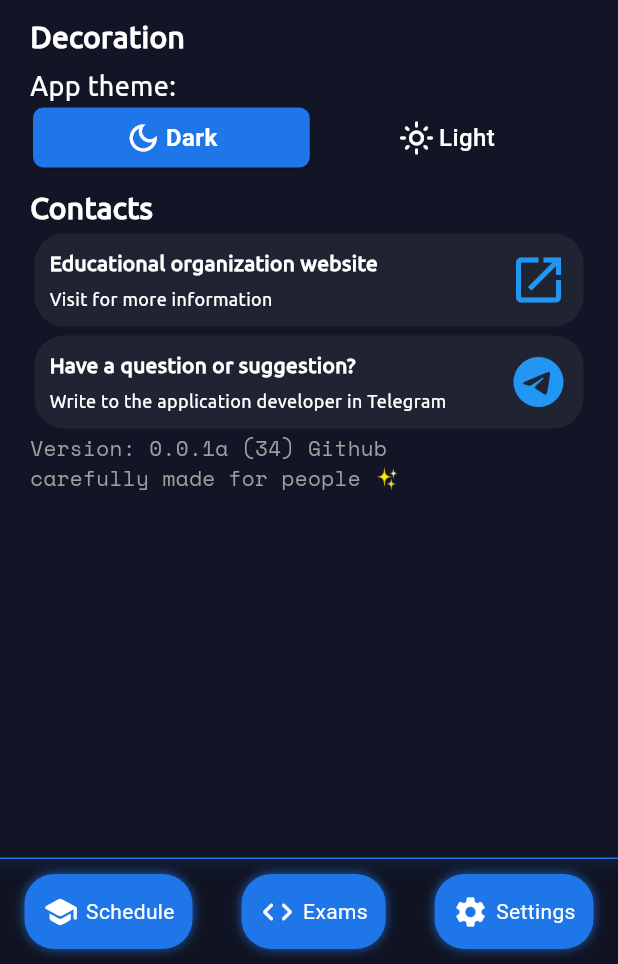
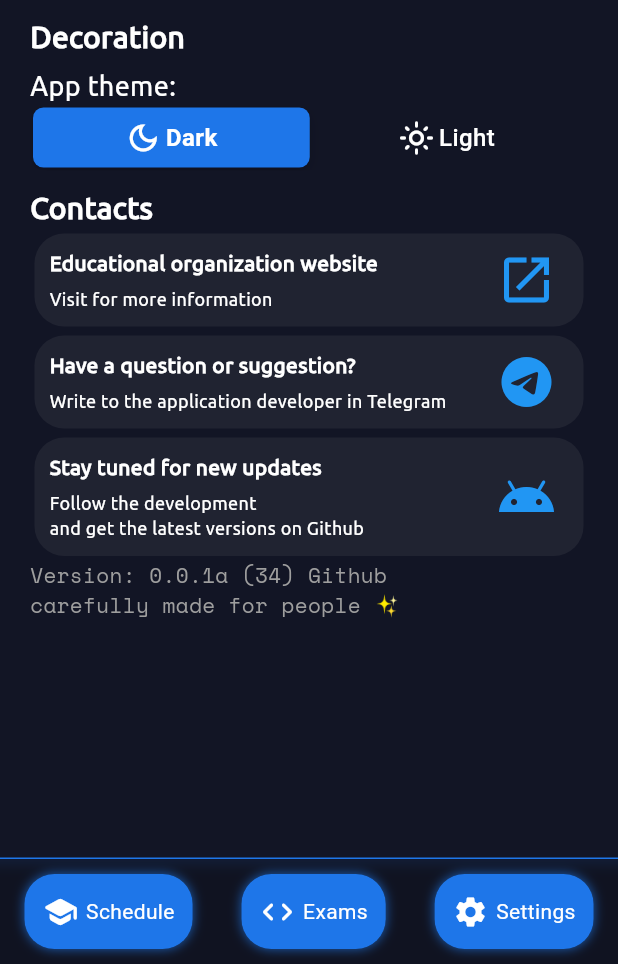
Before and after one commit to mdktdys/Chronos, a Flutter app: the screen it shows after launch, swiped to page 3, on a phone screen of 412 x 824 dp, the part 272-1236 px from its top. Run offline on Flutter 3.47's test engine with Material 3 defaults, Android fonts, the phone set to English and light mode, and no system bars; our stand-ins replace flutter_bloc, get_it, lottie, shared_preferences, supabase_flutter, talker_flutter; accounts and stored records are empty.

Commit message:
safe area fixes

```diff
--- a/Application/Mobile/zameny_flutter/lib/presentation/Screens/exams_screen/exams_screen/exams_screen.dart
+++ b/Application/Mobile/zameny_flutter/lib/presentation/Screens/exams_screen/exams_screen/exams_screen.dart
@@ -12,9 +12,8 @@ class _ExamsScreenState extends State<ExamsScreen> {
   Widget build(BuildContext context) {
     return Scaffold(
       backgroundColor: Theme.of(context).colorScheme.background,
-      body: SafeArea(
-          child: Padding(
-        padding: const EdgeInsets.symmetric(horizontal: 20.0),
+      body: Padding(
+        padding: const EdgeInsets.fromLTRB(20.0,10,20,0),
         child: CustomScrollView(
       slivers: [
         SliverToBoxAdapter(
@@ -96,7 +95,7 @@ class _ExamsScreenState extends State<ExamsScreen> {
         )
       ],
         ),
-      )),
+      ),
     );
   }
 }
--- a/Application/Mobile/zameny_flutter/lib/presentation/Screens/main_screen/main_screen.dart
+++ b/Application/Mobile/zameny_flutter/lib/presentation/Screens/main_screen/main_screen.dart
@@ -34,7 +34,8 @@ class _MainScreenState extends State<MainScreen> {
   Widget build(BuildContext context) {
     return Scaffold(
       backgroundColor: Theme.of(context).colorScheme.background,
-      body: Stack(children: [
+      body: SafeArea(
+        child: Stack(children: [
           PageView(
             controller: pageController,
             children: const [ScheduleScreen(), ExamsScreen(), SettingsScreen()],
@@ -77,6 +78,7 @@ class _MainScreenState extends State<MainScreen> {
                 ),
               )),
         ]),
+      ),
     );
   }
 }
--- a/Application/Mobile/zameny_flutter/lib/presentation/Screens/schedule_screen/schedule_screen.dart
+++ b/Application/Mobile/zameny_flutter/lib/presentation/Screens/schedule_screen/schedule_screen.dart
@@ -123,8 +123,7 @@ class _ScheduleScreenState extends State<ScheduleScreen> {
       create: (context) => bloc,
       child: Scaffold(
         backgroundColor: Theme.of(context).colorScheme.background,
-        body: SafeArea(
-          child: RefreshIndicator(
+        body: RefreshIndicator(
           onRefresh: () async => bloc.add(FetchData(
               groupID: groupIDSeek,
               dateStart: getStartOfWeek(NavigationDate),
@@ -137,6 +136,7 @@ class _ScheduleScreenState extends State<ScheduleScreen> {
                   padding: const EdgeInsets.symmetric(horizontal: 20.0),
                   child: Column(
                     children: [
+                      const SizedBox(height: 10),
                       const ScheduleHeader(),
                       const SizedBox(height: 10),
                       GroupChooser(onGroupSelected: _groupSelected),
@@ -207,7 +207,6 @@ class _ScheduleScreenState extends State<ScheduleScreen> {
                 ),
               )
             ],
-            ),
           ),
         ),
       ),
--- a/Application/Mobile/zameny_flutter/lib/presentation/Screens/settings_screen/settings_screen.dart
+++ b/Application/Mobile/zameny_flutter/lib/presentation/Screens/settings_screen/settings_screen.dart
@@ -37,8 +37,7 @@ class _SettingsScreenState extends State<SettingsScreen> {
 
     return Scaffold(
       backgroundColor: Theme.of(context).colorScheme.background,
-      body: SafeArea(
-          child: Padding(
+      body: Padding(
         padding: const EdgeInsets.fromLTRB(20.0, 10.0, 20.0, 0),
         child: CustomScrollView(
       physics: const NeverScrollableScrollPhysics(),
@@ -149,10 +148,13 @@ class _SettingsScreenState extends State<SettingsScreen> {
                                     )
                                   ],
                                 ),
-                                    const Icon(
+                                Padding(
+                                  padding: const EdgeInsets.symmetric(horizontal: 8.0),
+                                  child: const Icon(
                                     Icons.open_in_new,
                                     size: 40,
                                     color: Colors.blue,
+                                  ),
                                 )
                               ],
                             ),
@@ -206,10 +208,73 @@ class _SettingsScreenState extends State<SettingsScreen> {
                                     )
                                   ],
                                 ),
-                                    const Icon(
+                                Padding(
+                                  padding: const EdgeInsets.symmetric(horizontal: 8.0),
+                                  child: const Icon(
                                     Icons.telegram,
                                     size: 40,
                                     color: Colors.blue,
+                                  ),
+                                )
+                              ],
+                            ),
+                          ),
+                        ),
+                      ),
+                    ),
+                    Padding(
+                      padding: const EdgeInsets.all(
+                        3,
+                      ),
+                      child: GestureDetector(
+                        onTap: () async {
+                          await launchUrl(Uri.parse("https://github.com/EventGamer67/Chronos"),
+                              mode: LaunchMode.externalApplication);
+                        },
+                        child: Container(
+                          decoration: BoxDecoration(
+                              color: Colors.grey.withOpacity(0.1),
+                              borderRadius: const BorderRadius.all(
+                                  Radius.circular(20))),
+                          child: Padding(
+                            padding: const EdgeInsets.all(10),
+                            child: Row(
+                              mainAxisAlignment:
+                                  MainAxisAlignment.spaceBetween,
+                              children: [
+                                Column(
+                                  crossAxisAlignment:
+                                      CrossAxisAlignment.start,
+                                  children: [
+                                    Text(
+                                      "Stay tuned for new updates",
+                                      style: TextStyle(
+                                          fontWeight: FontWeight.bold,
+                                          fontSize: 14,
+                                          fontFamily: 'Ubuntu',
+                                          color: Theme.of(context)
+                                              .primaryColorLight),
+                                    ),
+                                    const SizedBox(
+                                      height: 5,
+                                    ),
+                                    Text(
+                                      "Follow the development\nand get the latest versions on Github",
+                                      style: TextStyle(
+                                          fontSize: 12,
+                                          fontFamily: 'Ubuntu',
+                                          color: Theme.of(context)
+                                              .primaryColorLight),
+                                    )
+                                  ],
+                                ),
+                                Padding(
+                                  padding: const EdgeInsets.symmetric(horizontal: 8.0),
+                                  child: const Icon(
+                                    Icons.android_rounded,
+                                    size: 40,
+                                    color: Colors.blue,
+                                  ),
                                 )
                               ],
                             ),
@@ -226,7 +291,7 @@ class _SettingsScreenState extends State<SettingsScreen> {
         ))
       ],
         ),
-      )),
+      ),
     );
   }
 }
```
Also changed, not shown: Application/Mobile/zameny_flutter/lib/main.dart (line endings or trailing spaces), 1 other file. Lines whose indentation alone changed are shown as unchanged.
